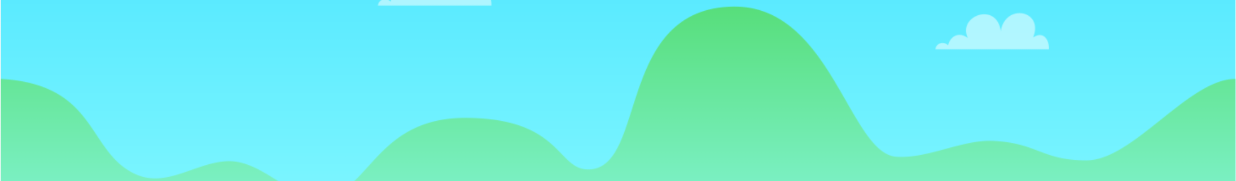
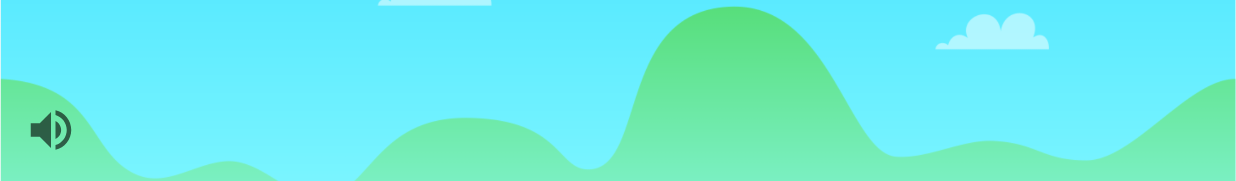
Before and after one commit to mevljas/Bird_attack, an Android app: the screen it shows after launch (MainActivity), on a phone screen of 824 x 412 dp (held sideways). Shown: the part 437-618 px from the top of the screen. Run offline under Robolectric (Android 15) with nearby library versions, the light colour scheme and no system bars.

Commit message:
Add volume icon.

```diff
--- a/Bird_attack/app/src/main/res/layout/activity_main.xml
+++ b/Bird_attack/app/src/main/res/layout/activity_main.xml
@@ -48,6 +48,16 @@
 
         />
 
+    <ImageView
+        android:layout_width="36dp"
+        android:layout_height="36dp"
+        android:layout_alignParentBottom="true"
+        android:layout_margin="16dp"
+        android:src="@drawable/ic_baseline_volume_up_24"
+        android:id="@+id/volumeCtrl"
+
+        />
+
 
 
 </RelativeLayout>
```
